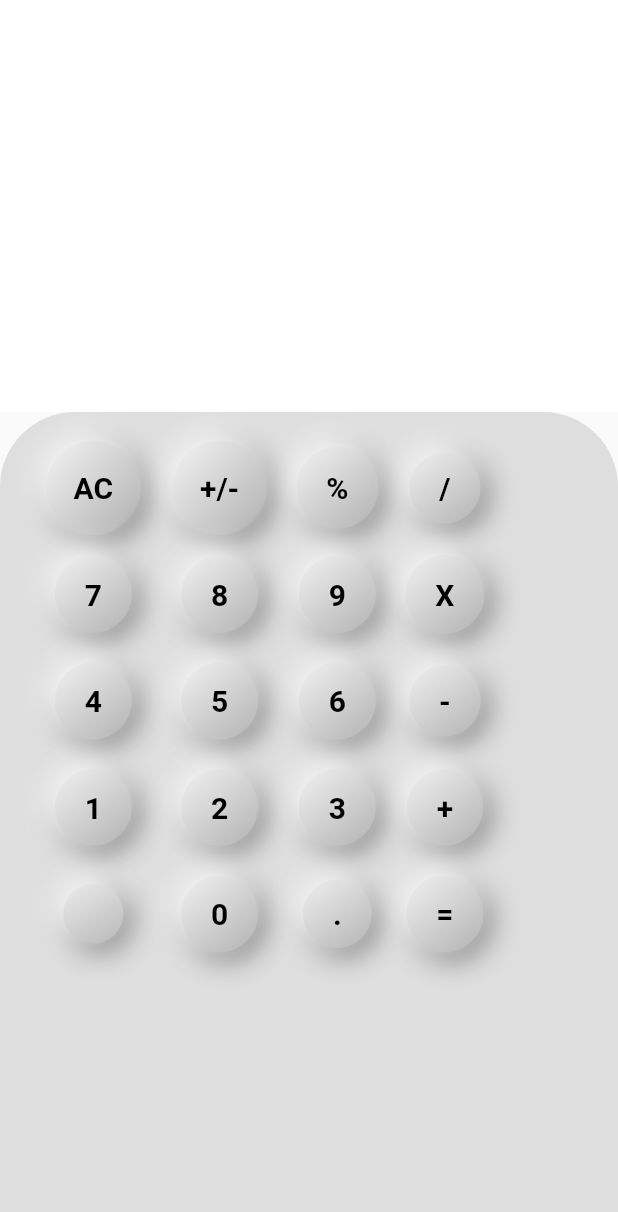
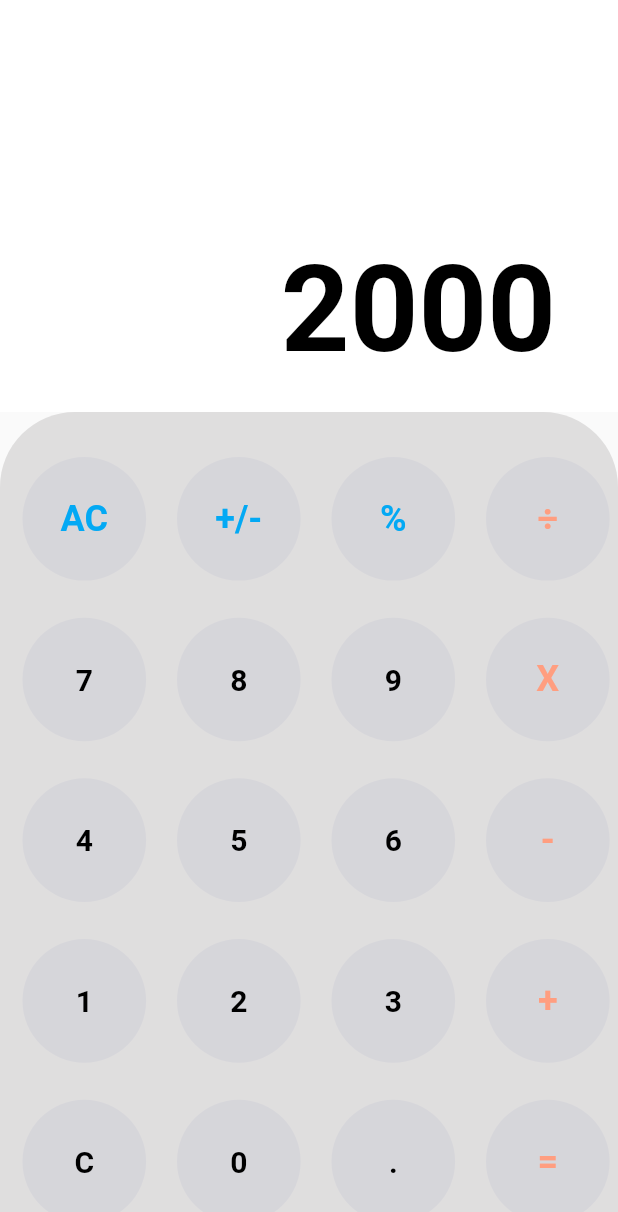
Before and after one commit to Ti4goS/flutter-simple-calculator, a Flutter app: the screen it shows after launch, on a phone screen of 412 x 824 dp. Shown: the top 1212 px of the screen. Run offline on Flutter 3.47's test engine with Material 2 defaults, Android fonts, the phone set to English and light mode, and no system bars.

Commit message:
Tema Claro Pronto

```diff
--- /dev/null
+++ b/lib/app/view/button/button.dart
@@ -0,0 +1,18 @@
+import 'package:flutter/material.dart';
+
+class Button extends StatelessWidget {
+  final String text;
+  const Button({required this.style,required this.text,Key? key}) : super(key: key);
+final TextStyle style;
+  @override
+  Widget build(BuildContext context) {
+    return Container(
+      alignment: Alignment.center,
+      width: MediaQuery.of(context).size.height*0.1,
+      height: MediaQuery.of(context).size.height*0.1,
+      decoration: BoxDecoration(borderRadius: BorderRadius.circular(50),color: const Color(
+          0x41BDBED0)),
+      child: Text(text,style: style),
+    );
+  }
+}
--- a/lib/app/view/button/button_changer.dart
+++ /dev/null
@@ -1,33 +0,0 @@
-
-import 'package:flutter/material.dart';
-import 'package:flutter_simple_calculator/app/view/button/off_tapped.dart';
-import 'package:flutter_simple_calculator/app/view/button/on_tapped.dart';
-
-class ButtonPress extends StatefulWidget {
-  const ButtonPress({Key? key, required this.text}) : super(key: key);
-  final String text;
-  static bool ontap = false;
-
-  @override
-  State<ButtonPress> createState() => _ButtonPressState();
-}
-
-class _ButtonPressState extends State<ButtonPress> {
-  void _changeTap(){
-    setState(() {
-      ButtonPress.ontap = !ButtonPress.ontap;
-    });
-  }
-
-  @override
-  Widget build(BuildContext context) {
-    return GestureDetector(
-      onTap: (){
-        _changeTap();
-        //faz a função aqui
-
-      },
-      child: ButtonPress.ontap?ButtonTapped(text: widget.text):MyButton(text: widget.text),
-    );
-  }
-}
--- /dev/null
+++ b/lib/app/view/button/button_column.dart
@@ -0,0 +1,78 @@
+import 'package:flutter/cupertino.dart';
+import 'package:flutter_simple_calculator/app/view/button/button_view.dart';
+import 'package:flutter_simple_calculator/app/widgets/app_constants.dart';
+
+class ButtonColumn extends StatelessWidget {
+  const ButtonColumn(
+      {Key? key,
+      required this.lastColumn,
+      required this.text1,
+      required this.text2,
+      required this.text3,
+      required this.text4,
+      required this.text5})
+      : super(key: key);
+  final String text1;
+  final String text2;
+  final String text3;
+  final String text4;
+  final String text5;
+  final bool lastColumn;
+
+
+  TextStyle _lastColumn(bool first) {
+    if (lastColumn) {
+      return LightText.sideStyle;
+    } else {
+      if (first) {
+        return LightText.topStyle;
+      } else {
+        return LightText.contentStyle;
+      }
+    }
+  }
+
+    @override
+    Widget build(BuildContext context) {
+      return Column(
+        children: [
+          ButtonView(
+            text: text1,
+            style: _lastColumn(true),
+          ),
+          SizedBox(height: MediaQuery
+              .of(context)
+              .size
+              .height * 0.030),
+          ButtonView(
+            text: text2,
+            style: _lastColumn(false),
+          ),
+          SizedBox(height: MediaQuery
+              .of(context)
+              .size
+              .height * 0.030),
+          ButtonView(
+            text: text3,
+            style: _lastColumn(false),
+          ),
+          SizedBox(height: MediaQuery
+              .of(context)
+              .size
+              .height * 0.030),
+          ButtonView(
+            text: text4,
+            style: _lastColumn(false),
+          ),
+          SizedBox(height: MediaQuery
+              .of(context)
+              .size
+              .height * 0.030),
+          ButtonView(
+            text: text5,
+            style: _lastColumn(false),
+          ),
+        ],
+      );
+    }
+  }
--- a/lib/app/view/button/button_view.dart
+++ b/lib/app/view/button/button_view.dart
@@ -1,54 +1,16 @@
 import 'package:flutter/cupertino.dart';
-import 'package:flutter_simple_calculator/app/view/button/button_changer.dart';
+
+import 'button.dart';
 
 class ButtonView extends StatelessWidget {
-  const ButtonView({Key? key}) : super(key: key);
-
+  const ButtonView({required this.style,required this.text,Key? key}) : super(key: key);
+  final String text;
+  final TextStyle style;
   @override
   Widget build(BuildContext context) {
-    return Flexible(
-      child: Row(children: [
-        const SizedBox(width: 10),
-        Column(
-          children: const [
-            ButtonPress(text: 'AC'),
-            ButtonPress(text: '7'),
-            ButtonPress(text: '4'),
-            ButtonPress(text: '1'),
-            ButtonPress(text: ''),
-          ],
-        ),
-        const SizedBox(width: 10),
-        Column(
-          children: const [
-            ButtonPress(text: '+/-'),
-            ButtonPress(text: '8'),
-            ButtonPress(text: '5'),
-            ButtonPress(text: '2'),
-            ButtonPress(text: '0'),
-          ],
-        ),
-        const SizedBox(width: 10),
-        Column(
-          children: const [
-            ButtonPress(text: '%'),
-            ButtonPress(text: '9'),
-            ButtonPress(text: '6'),
-            ButtonPress(text: '3'),
-            ButtonPress(text: '.'),
-          ],
-        ),
-        const SizedBox(width: 10),
-        Column(
-          children: const [
-            ButtonPress(text: '/'),
-            ButtonPress(text: 'X'),
-            ButtonPress(text: '-'),
-            ButtonPress(text: '+'),
-            ButtonPress(text: '='),
-          ],
-        )
-      ]),
+    return GestureDetector(
+      onTap: (){},
+      child: Button(text: text,style: style),
     );
   }
 }
--- a/lib/app/view/button/off_tapped.dart
+++ /dev/null
@@ -1,54 +0,0 @@
-import 'package:flutter/material.dart';
-
-class MyButton extends StatelessWidget {
-
-  final String text;
-
-  const MyButton({
-    Key? key, required
-     this.text,
-  }) : super(key: key);
-
-  @override
-  Widget build(BuildContext context) {
-    return Padding(
-      padding: const EdgeInsets.all(4),
-      child: Container(
-
-        padding: const EdgeInsets.all(20),
-        child:
-           Text(text,style: const TextStyle(color: Colors.black,fontWeight: FontWeight.bold,fontSize: 20),) ,
-        decoration: BoxDecoration(
-            shape: BoxShape.circle,
-            color: Colors.grey[300],
-            boxShadow: [
-              BoxShadow(
-                  color: Colors.grey.shade600,
-                  offset: const Offset(4.0, 4.0),
-                  blurRadius: 15.0,
-                  spreadRadius: 1.0),
-              const BoxShadow(
-                  color: Colors.white,
-                  offset: Offset(-4.0, -4.0),
-                  blurRadius: 15.0,
-                  spreadRadius: 1.0),
-            ],
-            gradient: LinearGradient(
-                begin: Alignment.topLeft,
-                end: Alignment.bottomRight,
-                colors: [
-                  Colors.grey.shade200,
-                  Colors.grey.shade300,
-                  Colors.grey.shade400,
-                  Colors.grey.shade500,
-                ],
-                stops: const [
-                  0.1,
-                  0.3,
-                  0.8,
-                  1
-                ])),
-      ),
-    );
-  }
-}
--- a/lib/app/view/button/on_tapped.dart
+++ /dev/null
@@ -1,94 +0,0 @@
-import 'package:flutter/material.dart';
-
-class ButtonTapped extends StatelessWidget{
-
-  final String text;
-
-  const ButtonTapped({
-    Key? key,required
-    this.text,
-  }) : super(key: key);
-
-  @override
-  Widget build(BuildContext context) {
-    return Padding(
-      padding:const EdgeInsets.all(4),
-      child: Container(
-
-        padding:const EdgeInsets.all(5),
-        child: Container(
-          padding:const EdgeInsets.all(20),
-          child:  Text(text,style: const TextStyle(color: Colors.black,fontWeight: FontWeight.bold,fontSize: 20),) ,
-          decoration: BoxDecoration(
-              shape: BoxShape.circle,
-              color: Colors.grey[300],
-              boxShadow: [
-                const BoxShadow(
-                    color: Colors.white,
-                    offset: Offset(4.0, 4.0),
-                    blurRadius: 15.0,
-                    spreadRadius: 1.0),
-                BoxShadow(
-                    color: Colors.grey.shade600,
-                    offset: const Offset(-4.0, -4.0),
-                    blurRadius: 15.0,
-                    spreadRadius: 1.0),
-              ],
-              gradient: LinearGradient(
-                  begin: Alignment.topLeft,
-                  end: Alignment.bottomRight,
-                  colors: [
-                    Colors.grey.shade700,
-                    Colors.grey.shade400,
-                    Colors.grey.shade500,
-                    Colors.grey.shade200,
-                  ],
-                  stops: const [
-                    0,
-                    0.1,
-                    0.3,
-                    1
-                  ]
-              )
-          ),
-
-        ),
-
-        decoration: BoxDecoration(
-            shape: BoxShape.circle,
-            color: Colors.grey[300],
-            boxShadow: [
-              BoxShadow(
-                  color: Colors.grey.shade600,
-                  offset: const Offset(4.0, 4.0),
-                  blurRadius: 15.0,
-                  spreadRadius: 1.0),
-              const BoxShadow(
-                  color: Colors.white,
-                  offset: Offset(-4.0, -4.0),
-                  blurRadius: 15.0,
-                  spreadRadius: 1.0),
-            ],
-            gradient: LinearGradient(
-                begin: Alignment.topLeft,
-                end: Alignment.bottomRight,
-                colors: [
-                  Colors.grey.shade200,
-                  Colors.grey.shade300,
-                  Colors.grey.shade400,
-                  Colors.grey.shade500,
-                ],
-                stops: const[
-                  0.1,
-                  0.3,
-                  0.8,
-                  1
-                ]
-            )
-        ),
-
-      ),
-    );
-  }
-
-}
--- a/lib/app/view/home_view.dart
+++ b/lib/app/view/home_view.dart
@@ -1,5 +1,7 @@
+
 import 'package:flutter/material.dart';
-import 'package:flutter_simple_calculator/app/view/button/button_view.dart';
+import 'package:flutter_simple_calculator/app/view/button/button_column.dart';
+import 'package:flutter_simple_calculator/app/view/result_view.dart';
 
 class HomeView extends StatefulWidget {
   const HomeView({Key? key}) : super(key: key);
@@ -16,18 +18,33 @@ class _HomeViewState extends State<HomeView> {
         children: [
           Flexible(
               child: Container(
+                padding: EdgeInsets.only(bottom: MediaQuery.of(context).size.width*0.05,right: MediaQuery.of(context).size.width*0.1),
             decoration: const BoxDecoration(color: Colors.white),
+                child:const ResultView(),
           )),
           Flexible(
               flex: 2,
               child: Container(
-                padding: const EdgeInsets.only(top: 15,left: 15,right: 15),
+                alignment: Alignment.bottomCenter,
+                padding: const EdgeInsets.only(top: 30,left: 15,right: 15),
                 decoration: const BoxDecoration(
                     color: Color(0xFFDFDEDE),
                     borderRadius: BorderRadius.only(
                         topLeft: Radius.circular(50),
                         topRight: Radius.circular(50))),
-                child: const ButtonView(),
+                child:Row(
+                  mainAxisAlignment: MainAxisAlignment.center,
+                    crossAxisAlignment: CrossAxisAlignment.center,
+                    children: [
+                      const ButtonColumn(text1: 'AC', text2: '7', text3: '4', text4: '1',text5:'C', lastColumn: false,),
+                      SizedBox(width: MediaQuery.of(context).size.width*0.05),
+                      const ButtonColumn(text1: '+/-', text2: '8', text3: '5', text4: '2', text5: '0',lastColumn: false,),
+                      SizedBox(width: MediaQuery.of(context).size.width*0.05),
+                      const ButtonColumn(text1: '%', text2: '9', text3: '6', text4: '3', text5: '.',lastColumn: false,),
+                      SizedBox(width: MediaQuery.of(context).size.width*0.05),
+                      const ButtonColumn(text1: '÷', text2: 'X', text3: '-', text4: '+', text5: '=',lastColumn: true,),
+                    ],
+                  ),
               )),
         ],
       ),
--- /dev/null
+++ b/lib/app/view/result_view.dart
@@ -0,0 +1,20 @@
+import 'package:flutter/material.dart';
+
+class ResultView extends StatelessWidget {
+  const ResultView({Key? key}) : super(key: key);
+
+  @override
+  Widget build(BuildContext context) {
+    return Container(
+      alignment: Alignment.bottomRight,
+      child: Column(
+          mainAxisAlignment: MainAxisAlignment.end,
+          children: const[
+        Text('2000',
+            textAlign: TextAlign.end,
+            style: TextStyle(
+                color: Colors.black, fontWeight: FontWeight.bold, fontSize: 80)),
+          ]),
+    );
+  }
+}
--- /dev/null
+++ b/lib/app/widgets/app_constants.dart
@@ -0,0 +1,19 @@
+import 'package:flutter/material.dart';
+
+class LightText {
+  static TextStyle topStyle = TextStyle(
+      fontSize: 24,
+      color: Colors.lightBlue.shade500,
+      fontWeight: FontWeight.bold);
+
+  static TextStyle sideStyle = TextStyle(
+      fontSize: 24,
+      color: Colors.deepOrangeAccent.shade100,
+      fontWeight: FontWeight.bold);
+
+  static TextStyle contentStyle =const TextStyle(
+    fontSize: 20,
+    color: Colors.black,
+    fontWeight: FontWeight.bold
+  );
+}
--- a/lib/app/widgets/widgets.dart
+++ b/lib/app/widgets/widgets.dart
@@ -1 +1,2 @@
 export 'app_routes.dart';
+export 'app_constants.dart';
```
